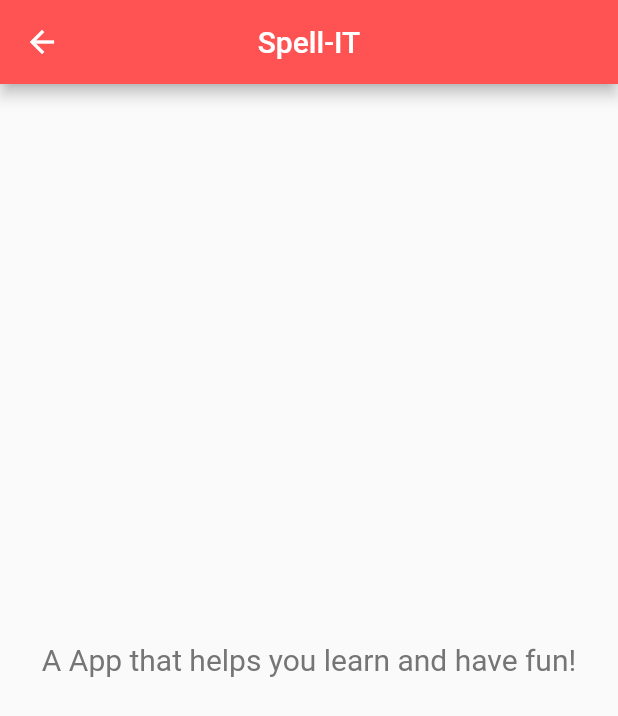
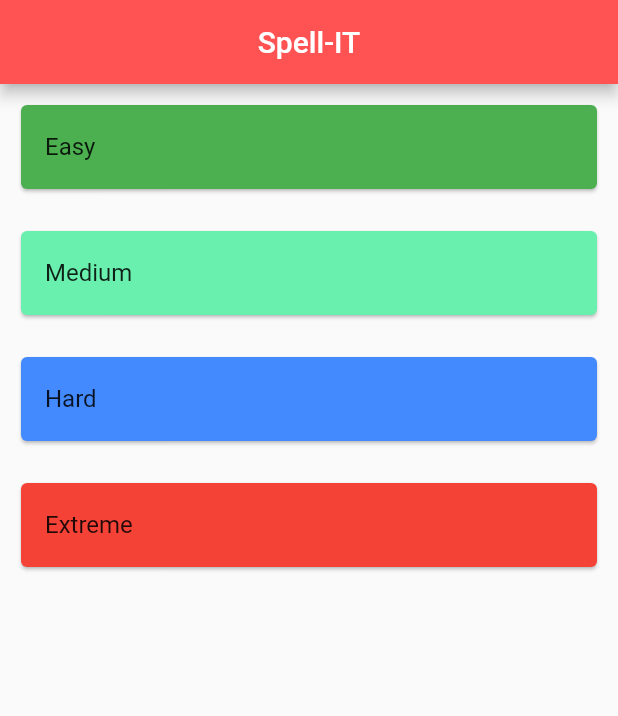
Before and after one commit to AkashRajpurohit/Spell-IT, a Flutter app: the screen it shows after launch, on a phone screen of 412 x 824 dp. Shown: the top 716 px of the screen. Run offline on Flutter 3.47's test engine with Material 2 defaults, Android fonts, the phone set to English and light mode, and no system bars.

Commit message:
Home screen

```diff
--- a/lib/main.dart
+++ b/lib/main.dart
@@ -1,16 +1,15 @@
 import 'package:flutter/material.dart';
 import 'package:spell_it/pages/home.dart';
-import 'package:spell_it/pages/loading.dart';
 import 'package:spell_it/pages/game.dart';
 
 void main() => runApp(MaterialApp(
+  debugShowCheckedModeBanner: false,
   theme: ThemeData(
     primaryColor: Colors.redAccent,
   ),
-  initialRoute: '/home',
+  initialRoute: '/',
   routes: {
-    '/': (context) => Loading(),
-    '/home': (context) => Home(),
+    '/': (context) => Home(),
     '/game': (context) => Game()
   },
 ));
--- a/lib/pages/home.dart
+++ b/lib/pages/home.dart
@@ -1,6 +1,15 @@
 import 'package:flutter/material.dart';
+import 'package:spell_it/services/level.dart';
 
 class Home extends StatelessWidget {
+
+  final List <Level> levels = [
+    Level(name: "Easy", number: 1, color: Colors.green),
+    Level(name: "Medium", number: 2, color: Colors.greenAccent),
+    Level(name: "Hard", number: 3, color: Colors.blueAccent),
+    Level(name: "Extreme", number: 4, color: Colors.red)
+  ];
+
   @override
   Widget build(BuildContext context) {
     return Scaffold(
@@ -8,20 +17,21 @@ class Home extends StatelessWidget {
         title: Text("Spell-IT"),
         centerTitle: true,
       ),
-      body: Center(
-        child: Column(
-          mainAxisAlignment: MainAxisAlignment.center,
-          children: <Widget>[
-            Text(
-              "A App that helps you learn and have fun!",
-              style: TextStyle(
-                fontSize: 20.0,
-                color: Colors.grey[600]
+      body: ListView.builder(
+        itemCount: levels.length,
+        itemBuilder: (context, index) {
+          return Padding(
+            padding: EdgeInsets.all(10.0),
+            child: Card(
+              color: levels[index].color,
+              child: ListTile(
+                onTap: () { print(index); },
+                title: Text("${levels[index].name}"),
               ),
-            )
-          ],
-        ),
-      ),
+            ),
+          );
+        },
+      )
     );
   }
 }
--- /dev/null
+++ b/lib/services/level.dart
@@ -0,0 +1,9 @@
+import 'package:flutter/material.dart';
+
+class Level {
+  int number;
+  String name;
+  Color color;
+
+  Level({ this.name, this.number, this.color });
+}
```
Also changed, not shown: pubspec.lock, 1 other file.
